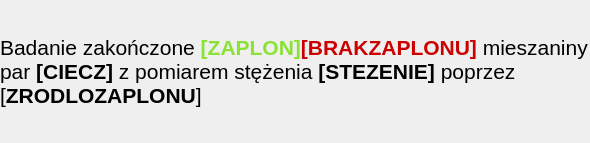
Above: app/nowytest_9.ui from wiacekmarcin/StanowiskoChemiczne before the change. Below: the same form after it.
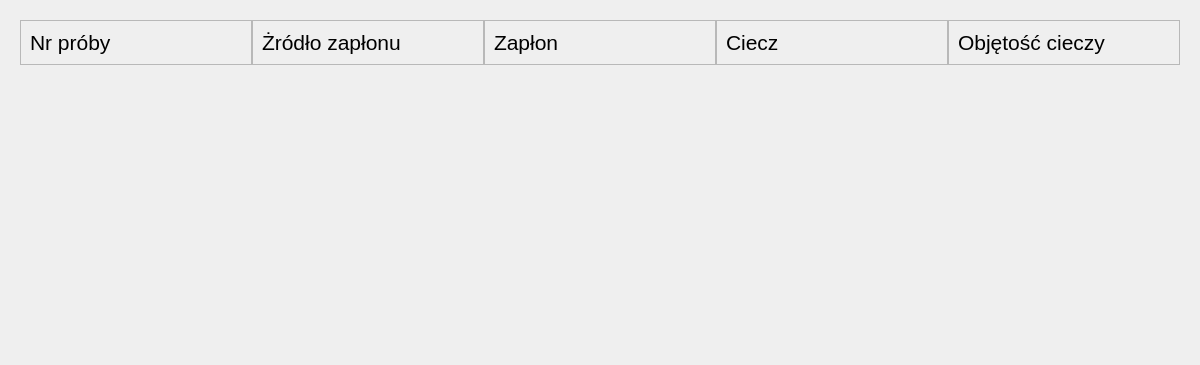
That is the form after the change. Custom widgets are drawn as their Qt base class.

What changed in the file:
```diff
--- a/app/nowytest_9.ui
+++ b/app/nowytest_9.ui
@@ -6,8 +6,8 @@
    <rect>
     <x>0</x>
     <y>0</y>
-    <width>590</width>
-    <height>143</height>
+    <width>1200</width>
+    <height>365</height>
    </rect>
   </property>
   <property name="font">
@@ -22,31 +22,123 @@
    <string/>
   </property>
   <layout class="QVBoxLayout" name="verticalLayout">
-   <property name="spacing">
-    <number>0</number>
-   </property>
-   <property name="leftMargin">
-    <number>0</number>
-   </property>
-   <property name="topMargin">
-    <number>0</number>
-   </property>
-   <property name="rightMargin">
-    <number>0</number>
-   </property>
-   <property name="bottomMargin">
-    <number>0</number>
-   </property>
    <item>
-    <widget class="QLabel" name="label">
-     <property name="text">
-      <string>&lt;html&gt;&lt;head/&gt;&lt;body&gt;&lt;p&gt;Badanie zakończone &lt;span style=&quot; font-weight:600; color:#8ae234;&quot;&gt;[ZAPLON]&lt;/span&gt;&lt;span style=&quot; font-weight:600; color:#cc0000;&quot;&gt;[BRAKZAPLONU] &lt;/span&gt;&lt;span style=&quot; color:#000000;&quot;&gt;mieszaniny par &lt;/span&gt;&lt;span style=&quot; font-weight:600; color:#000000;&quot;&gt;[CIECZ] &lt;/span&gt;&lt;span style=&quot; color:#000000;&quot;&gt;z pomiarem stężenia &lt;/span&gt;&lt;span style=&quot; font-weight:600; color:#000000;&quot;&gt;[STEZENIE]&lt;/span&gt;&lt;span style=&quot; color:#000000;&quot;&gt; poprzez [&lt;/span&gt;&lt;span style=&quot; font-weight:600; color:#000000;&quot;&gt;ZRODLOZAPLONU&lt;/span&gt;&lt;span style=&quot; color:#000000;&quot;&gt;]&lt;/span&gt;&lt;/p&gt;&lt;/body&gt;&lt;/html&gt;</string>
-     </property>
-     <property name="wordWrap">
-      <bool>true</bool>
-     </property>
+    <widget class="QWidget" name="widget" native="true">
+     <layout class="QGridLayout" name="gridLayout">
+      <property name="spacing">
+       <number>0</number>
+      </property>
+      <item row="0" column="0">
+       <widget class="QFrame" name="td_0_0">
+        <property name="frameShape">
+         <enum>QFrame::StyledPanel</enum>
+        </property>
+        <property name="frameShadow">
+         <enum>QFrame::Raised</enum>
+        </property>
+        <layout class="QHBoxLayout" name="horizontalLayout">
+         <item>
+          <widget class="QLabel" name="lnrproby">
+           <property name="text">
+            <string>Nr próby</string>
+           </property>
+          </widget>
+         </item>
+        </layout>
+       </widget>
+      </item>
+      <item row="0" column="1">
+       <widget class="QFrame" name="td_0_1">
+        <property name="frameShape">
+         <enum>QFrame::StyledPanel</enum>
+        </property>
+        <property name="frameShadow">
+         <enum>QFrame::Raised</enum>
+        </property>
+        <layout class="QHBoxLayout" name="horizontalLayout_2">
+         <item>
+          <widget class="QLabel" name="lrodzajzaplonu">
+           <property name="text">
+            <string>Żródło zapłonu</string>
+           </property>
+          </widget>
+         </item>
+        </layout>
+       </widget>
+      </item>
+      <item row="0" column="2">
+       <widget class="QFrame" name="td_0_2">
+        <property name="frameShape">
+         <enum>QFrame::StyledPanel</enum>
+        </property>
+        <property name="frameShadow">
+         <enum>QFrame::Raised</enum>
+        </property>
+        <layout class="QHBoxLayout" name="horizontalLayout_3">
+         <item>
+          <widget class="QLabel" name="lzaplon">
+           <property name="text">
+            <string>Zapłon</string>
+           </property>
+          </widget>
+         </item>
+        </layout>
+       </widget>
+      </item>
+      <item row="0" column="3">
+       <widget class="QFrame" name="td_0_3">
+        <property name="frameShape">
+         <enum>QFrame::StyledPanel</enum>
+        </property>
+        <property name="frameShadow">
+         <enum>QFrame::Raised</enum>
+        </property>
+        <layout class="QHBoxLayout" name="horizontalLayout_4">
+         <item>
+          <widget class="QLabel" name="lCiecz">
+           <property name="text">
+            <string>Ciecz</string>
+           </property>
+          </widget>
+         </item>
+        </layout>
+       </widget>
+      </item>
+      <item row="0" column="4">
+       <widget class="QFrame" name="td_0_4">
+        <property name="frameShape">
+         <enum>QFrame::StyledPanel</enum>
+        </property>
+        <property name="frameShadow">
+         <enum>QFrame::Raised</enum>
+        </property>
+        <layout class="QHBoxLayout" name="horizontalLayout_5">
+         <item>
+          <widget class="QLabel" name="label_2">
+           <property name="text">
+            <string>Objętość cieczy</string>
+           </property>
+          </widget>
+         </item>
+        </layout>
+       </widget>
+      </item>
+     </layout>
     </widget>
    </item>
+   <item>
+    <spacer name="verticalSpacer">
+     <property name="orientation">
+      <enum>Qt::Vertical</enum>
+     </property>
+     <property name="sizeHint" stdset="0">
+      <size>
+       <width>20</width>
+       <height>40</height>
+      </size>
+     </property>
+    </spacer>
+   </item>
   </layout>
  </widget>
  <customwidgets>
```
